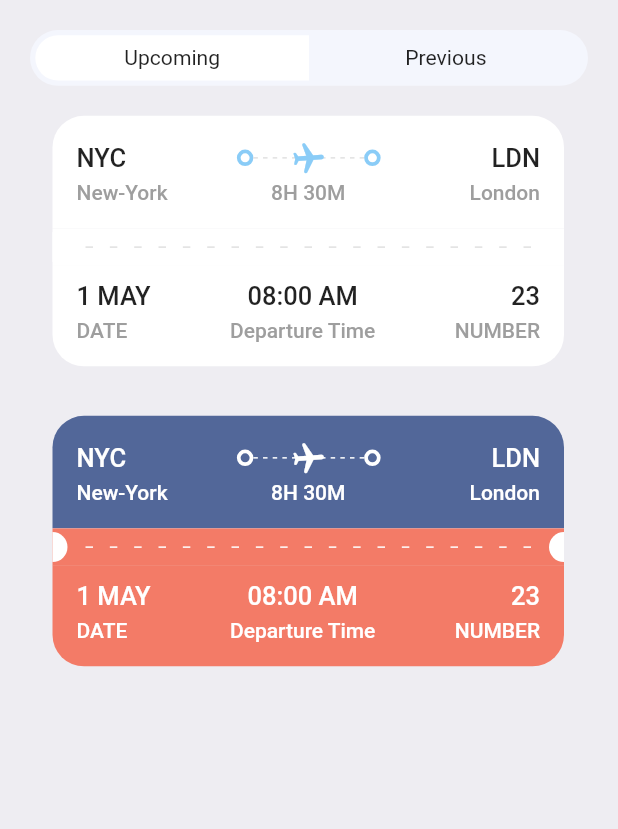
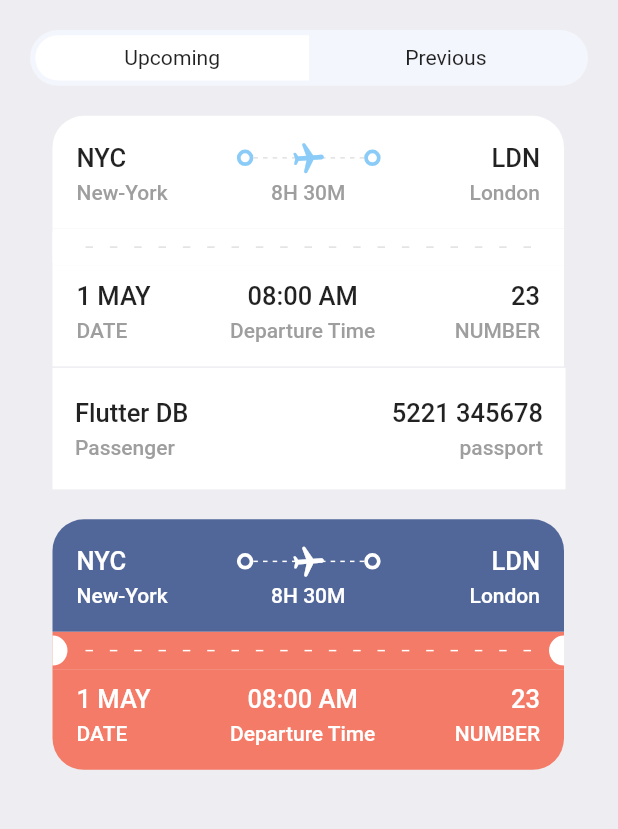
Before and after one commit to omitoful/book_tickets, a Flutter app: the TicketScreen screen opened directly, on a phone screen of 412 x 824 dp, the part 135-964 px from its top. Run offline on Flutter 3.47's test engine with Material 2 defaults, Android fonts, the phone set to English and light mode, and no system bars; our stand-ins replace fluentui_icons, gap, get.

Commit message:
setup column layout widget

```diff
--- a/lib/screens/ticket_screen.dart
+++ b/lib/screens/ticket_screen.dart
@@ -2,6 +2,7 @@ import 'package:booktickets/screens/ticket_view.dart';
 import 'package:booktickets/utils/app_info_list.dart';
 import 'package:booktickets/utils/app_layout.dart';
 import 'package:booktickets/utils/app_styles.dart';
+import 'package:booktickets/widgets/column_layout.dart';
 import 'package:booktickets/widgets/ticket_tabs.dart';
 import 'package:flutter/material.dart';
 import 'package:gap/gap.dart';
@@ -28,7 +29,25 @@ class TicketScreen extends StatelessWidget {
                 padding: EdgeInsets.only(left: AppLayout.getHeight(15)),
                 child: TicketView(ticket: ticketList.first, isColor: true),
               ),
+              const SizedBox(height: 1),
+              Container(
+                padding: EdgeInsets.symmetric(horizontal: AppLayout.getWidth(15), vertical: AppLayout.getHeight(20)),
+                margin: EdgeInsets.symmetric(horizontal: AppLayout.getWidth(15)),
+                color: Colors.white,
+                child: Column(
+                  children: [
+                    Row(
+                      mainAxisAlignment: MainAxisAlignment.spaceBetween,
+                      children: const [
+                        AppColumnLayout(firstText: 'Flutter DB', secondText: 'Passenger', alignment: CrossAxisAlignment.start),
+                        AppColumnLayout(firstText: '5221 345678', secondText: 'passport', alignment: CrossAxisAlignment.end)
+                      ],
+                    )
+                  ],
+                ),
+              ),
 
+              Gap(AppLayout.getHeight(20)),
               Container(
                 padding: EdgeInsets.only(left: AppLayout.getHeight(15)),
                 child: TicketView(ticket: ticketList.first),
--- a/lib/screens/ticket_view.dart
+++ b/lib/screens/ticket_view.dart
@@ -3,6 +3,9 @@ import 'package:booktickets/utils/app_styles.dart';
 import 'package:booktickets/widgets/thick_container.dart';
 import 'package:flutter/material.dart';
 import 'package:gap/gap.dart';
+import 'package:get/utils.dart';
+
+import '../widgets/column_layout.dart';
 
 class TicketView extends StatelessWidget {
   final Map<String, dynamic> ticket;
@@ -14,7 +17,7 @@ class TicketView extends StatelessWidget {
     final size = AppLayout.getSize(context);
     return SizedBox(
       width: size.width * 0.85,
-      height: AppLayout.getHeight(200),
+      height: AppLayout.getHeight(GetPlatform.isAndroid ? 167 : 169),
       child: Container(
         margin: EdgeInsets.only(right: AppLayout.getHeight(16),),
         child: Column(
@@ -155,7 +158,7 @@ class TicketView extends StatelessWidget {
             Container(
               decoration: BoxDecoration(
                   color: isColor == null ? Styles.orangeColor : Colors.white,
-                  borderRadius: BorderRadius.only(bottomLeft: Radius.circular(AppLayout.getHeight(21)), bottomRight: Radius.circular(AppLayout.getHeight(21)))
+                  borderRadius: BorderRadius.only(bottomLeft: Radius.circular(AppLayout.getHeight(isColor == null ? 21 : 0)), bottomRight: Radius.circular(AppLayout.getHeight(isColor == null ? 21 : 0)))
               ),
               padding: const EdgeInsets.only(top: 10, left: 16, right: 16, bottom: 16),
               child: Column(
@@ -163,48 +166,27 @@ class TicketView extends StatelessWidget {
                   Row(
                     mainAxisAlignment: MainAxisAlignment.spaceBetween,
                     children: [
-                      Column(
-                        crossAxisAlignment: CrossAxisAlignment.start,
-                        children: [
-                          Text(
-                              ticket['date'],
-                              style: isColor == null ? Styles.headLineStyle3.copyWith(color: Colors.white) : Styles.headLineStyle3
-                          ),
-                          const Gap(5),
-                          Text(
-                              "DATE",
-                              style: isColor == null ? Styles.headLineStyle4.copyWith(color: Colors.white) : Styles.headLineStyle4
-                          )
-                        ],
+                      AppColumnLayout(
+                          firstText: ticket['date'],
+                          firstTextStyle: isColor == null ? Styles.headLineStyle3.copyWith(color: Colors.white) : Styles.headLineStyle3,
+                          secondText: "DATE",
+                          secondTextStyle: isColor == null ? Styles.headLineStyle4.copyWith(color: Colors.white) : Styles.headLineStyle4,
+                          alignment: CrossAxisAlignment.start
                       ),
-                      Column(
-                        crossAxisAlignment: CrossAxisAlignment.center,
-                        children: [
-                          Text(
-                              ticket['departure_time'],
-                              style: isColor == null ? Styles.headLineStyle3.copyWith(color: Colors.white) : Styles.headLineStyle3
-                          ),
-                          const Gap(5),
-                          Text(
-                              "Departure Time",
-                              style: isColor == null ? Styles.headLineStyle4.copyWith(color: Colors.white) : Styles.headLineStyle4
-                          )
-                        ],
+                      AppColumnLayout(
+                          firstText: ticket['departure_time'],
+                          firstTextStyle: isColor == null ? Styles.headLineStyle3.copyWith(color: Colors.white) : Styles.headLineStyle3,
+                          secondText: "Departure Time",
+                          secondTextStyle: isColor == null ? Styles.headLineStyle4.copyWith(color: Colors.white) : Styles.headLineStyle4,
+                          alignment: CrossAxisAlignment.center
                       ),
-                      Column(
-                        crossAxisAlignment: CrossAxisAlignment.end,
-                        children: [
-                          Text(
-                              ticket['number'].toString(),
-                              style: isColor == null ? Styles.headLineStyle3.copyWith(color: Colors.white) : Styles.headLineStyle3
-                          ),
-                          const Gap(5),
-                          Text(
-                              "NUMBER",
-                              style: isColor == null ? Styles.headLineStyle4.copyWith(color: Colors.white) : Styles.headLineStyle4
-                          )
-                        ],
-                      ),
+                      AppColumnLayout(
+                          firstText: ticket['number'].toString(),
+                          firstTextStyle: isColor == null ? Styles.headLineStyle3.copyWith(color: Colors.white) : Styles.headLineStyle3,
+                          secondText: "NUMBER",
+                          secondTextStyle: isColor == null ? Styles.headLineStyle4.copyWith(color: Colors.white) : Styles.headLineStyle4,
+                          alignment: CrossAxisAlignment.end
+                      )
                     ],
                   ),
                 ],
--- /dev/null
+++ b/lib/widgets/column_layout.dart
@@ -0,0 +1,25 @@
+import 'package:flutter/cupertino.dart';
+import 'package:gap/gap.dart';
+import '../utils/app_layout.dart';
+import '../utils/app_styles.dart';
+
+class AppColumnLayout extends StatelessWidget {
+  final CrossAxisAlignment alignment;
+  final String firstText;
+  final TextStyle? firstTextStyle;
+  final String secondText;
+  final TextStyle? secondTextStyle;
+  const AppColumnLayout({Key? key, required this.firstText, required this.secondText, required this.alignment, this.firstTextStyle, this.secondTextStyle}) : super(key: key);
+
+  @override
+  Widget build(BuildContext context) {
+    return Column(
+      crossAxisAlignment: alignment,
+      children: [
+        Text(firstText, style: firstTextStyle ?? Styles.headLineStyle3),
+        Gap(AppLayout.getHeight(5)),
+        Text(secondText, style: secondTextStyle ?? Styles.headLineStyle4),
+      ],
+    );
+  }
+}
```
